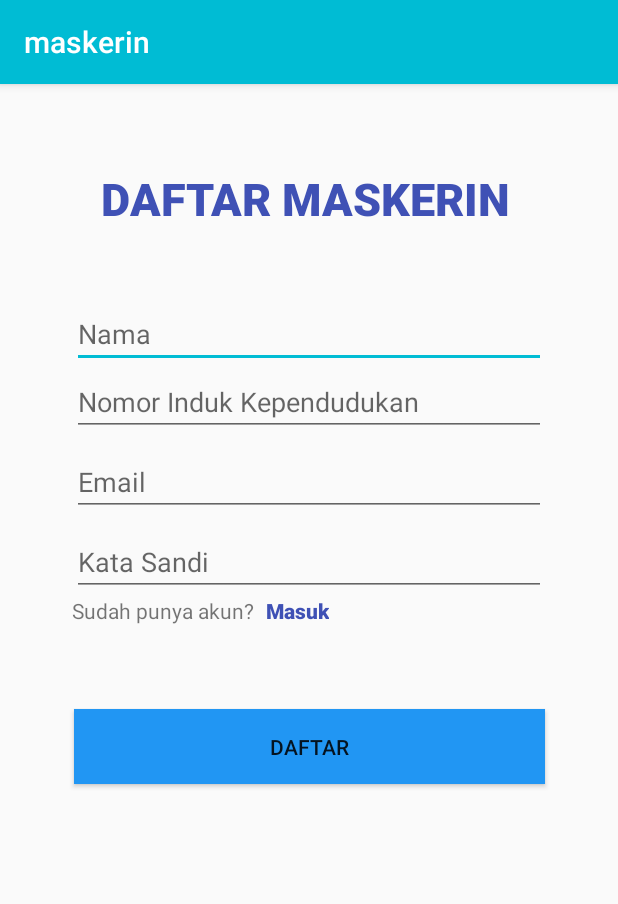
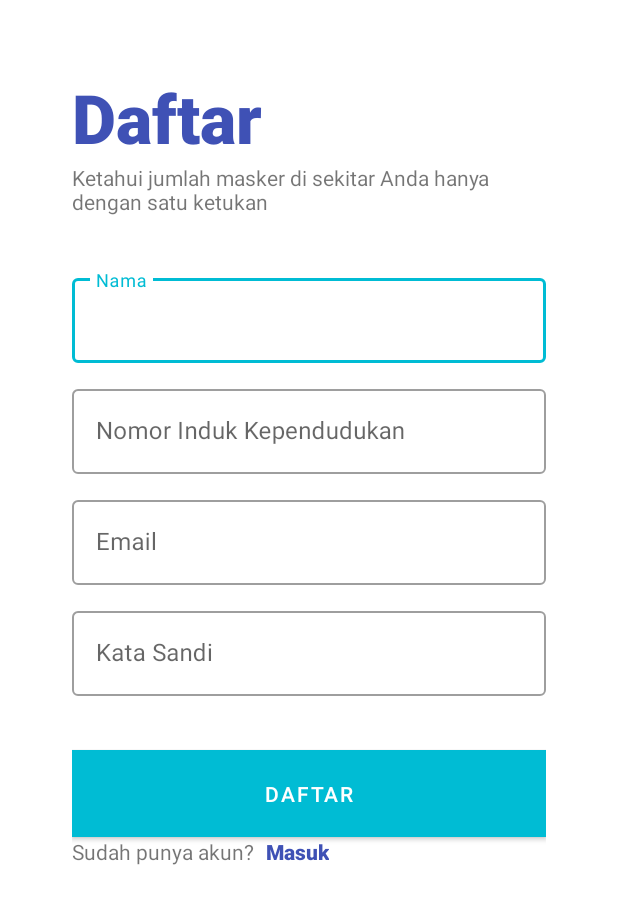
Before and after one commit to nfhmaulidya/maskerin, an Android app: the RegisterActivity screen opened directly, with no data from a screen before it, on a phone screen of 412 x 824 dp. Shown: the top 904 px of the screen. Run offline under Robolectric (Android 15) with nearby library versions, the phone set to English and light mode, and no system bars; our stand-ins replace Firebase (no records; nobody signed in at launch, a user with empty details on screens opened directly).

Commit message:
Editing Login and Register Layout (unfinished by 15%)

```diff
--- a/app/src/main/res/layout/activity_register.xml
+++ b/app/src/main/res/layout/activity_register.xml
@@ -4,68 +4,128 @@
     xmlns:tools="http://schemas.android.com/tools"
     android:layout_width="match_parent"
     android:layout_height="match_parent"
+    android:padding="48dp"
     tools:context=".RegisterActivity">
 
-    <EditText
-        android:id="@+id/et_nama"
-        android:layout_width="0dp"
+    <TextView
+        android:id="@+id/title_register"
+        android:layout_width="match_parent"
         android:layout_height="wrap_content"
-        android:layout_marginHorizontal="48dp"
+        android:fontFamily="sans-serif-black"
+        android:text="@string/action_registration"
+        android:textColor="#3F51B5"
+        android:textSize="45sp"
 
-        android:layout_marginTop="144dp"
-        android:hint="@string/attribute_nama"
-        android:inputType="text"
         app:layout_constraintEnd_toEndOf="parent"
-        app:layout_constraintHorizontal_bias="0.677"
         app:layout_constraintStart_toStartOf="parent"
         app:layout_constraintTop_toTopOf="parent" />
 
-    <EditText
-        android:id="@+id/et_nik"
-        android:layout_width="0dp"
+    <TextView
+        android:id="@+id/title_maskerin"
+        android:layout_width="match_parent"
         android:layout_height="wrap_content"
-        android:layout_marginHorizontal="48dp"
+        android:fontFamily="sans-serif"
+        android:text="Ketahui jumlah masker di sekitar Anda hanya dengan satu ketukan"
 
-        android:hint="@string/attribute_nik"
-        android:inputType="number"
         app:layout_constraintEnd_toEndOf="parent"
         app:layout_constraintStart_toStartOf="parent"
-        app:layout_constraintTop_toBottomOf="@+id/et_nama" />
+        app:layout_constraintTop_toBottomOf="@id/title_register" />
 
-    <EditText
-        android:id="@+id/et_email"
-        android:layout_width="0dp"
+    <com.google.android.material.textfield.TextInputLayout
+        android:id="@+id/material_et_nama"
         android:layout_height="wrap_content"
-        android:layout_marginTop="8dp"
-        android:layout_marginHorizontal="48dp"
+        android:layout_width="match_parent"
+        android:layout_marginTop="36dp"
+        app:layout_constraintStart_toStartOf="parent"
+        app:layout_constraintEnd_toEndOf="parent"
+        app:layout_constraintTop_toBottomOf="@id/title_maskerin"
+        style="@style/Widget.MaterialComponents.TextInputLayout.OutlinedBox">
 
-        android:inputType="textEmailAddress"
-        android:hint="@string/attribute_email"
-        app:layout_constraintTop_toBottomOf="@id/et_nik"
+        <com.google.android.material.textfield.TextInputEditText
+            android:id="@+id/et_nama"
+            android:layout_width="match_parent"
+            android:layout_height="wrap_content"
+            android:hint="@string/attribute_nama" />
+
+    </com.google.android.material.textfield.TextInputLayout>
+
+    <com.google.android.material.textfield.TextInputLayout
+        android:id="@+id/material_et_nik"
+        android:layout_height="wrap_content"
+        android:layout_width="match_parent"
+        android:layout_marginTop="12dp"
         app:layout_constraintStart_toStartOf="parent"
-        app:layout_constraintEnd_toEndOf="parent"/>
+        app:layout_constraintEnd_toEndOf="parent"
+        app:layout_constraintTop_toBottomOf="@id/material_et_nama"
+        style="@style/Widget.MaterialComponents.TextInputLayout.OutlinedBox">
 
-    <EditText
-        android:id="@+id/et_password"
-        android:layout_width="0dp"
+        <com.google.android.material.textfield.TextInputEditText
+            android:id="@+id/et_nik"
+            android:layout_width="match_parent"
+            android:layout_height="wrap_content"
+            android:hint="@string/attribute_nik"
+            android:inputType="number" />
+
+    </com.google.android.material.textfield.TextInputLayout>
+
+    <com.google.android.material.textfield.TextInputLayout
+        android:id="@+id/material_et_email"
         android:layout_height="wrap_content"
-        android:layout_marginTop="8dp"
-        android:layout_marginHorizontal="48dp"
+        android:layout_width="match_parent"
+        android:layout_marginTop="12dp"
+        app:layout_constraintStart_toStartOf="parent"
+        app:layout_constraintEnd_toEndOf="parent"
+        app:layout_constraintTop_toBottomOf="@id/material_et_nik"
+        style="@style/Widget.MaterialComponents.TextInputLayout.OutlinedBox">
 
-        android:inputType="textPassword"
-        android:hint="@string/attribute_password"
-        app:layout_constraintTop_toBottomOf="@id/et_email"
+        <com.google.android.material.textfield.TextInputEditText
+            android:id="@+id/et_email"
+            android:layout_width="match_parent"
+            android:layout_height="wrap_content"
+            android:hint="@string/attribute_email"
+            android:inputType="number" />
+
+    </com.google.android.material.textfield.TextInputLayout>
+
+    <com.google.android.material.textfield.TextInputLayout
+        android:id="@+id/material_et_password"
+        android:layout_height="wrap_content"
+        android:layout_width="match_parent"
+        android:layout_marginTop="12dp"
         app:layout_constraintStart_toStartOf="parent"
-        app:layout_constraintEnd_toEndOf="parent"/>
+        app:layout_constraintEnd_toEndOf="parent"
+        app:layout_constraintTop_toBottomOf="@id/material_et_email"
+        style="@style/Widget.MaterialComponents.TextInputLayout.OutlinedBox">
+
+        <com.google.android.material.textfield.TextInputEditText
+            android:id="@+id/et_password"
+            android:layout_width="match_parent"
+            android:layout_height="wrap_content"
+            android:inputType="textPassword"
+            android:hint="@string/attribute_password" />
+
+    </com.google.android.material.textfield.TextInputLayout>
+
+    <Button
+        android:id="@+id/button"
+        android:layout_width="match_parent"
+        android:layout_height="58dp"
+        android:layout_marginTop="36dp"
+
+        android:background="#2196F3"
+        android:onClick="RegisterOnClick"
+        android:text="@string/action_registration"
+        app:layout_constraintEnd_toEndOf="parent"
+        app:layout_constraintStart_toStartOf="parent"
+        app:layout_constraintTop_toBottomOf="@id/material_et_password" />
 
     <TextView
         android:id="@+id/tv_dont_have_account"
         android:layout_width="wrap_content"
         android:layout_height="wrap_content"
-        android:layout_marginStart="48dp"
 
         android:text="Sudah punya akun?"
-        app:layout_constraintTop_toBottomOf="@id/et_password"
+        app:layout_constraintTop_toBottomOf="@id/button"
         app:layout_constraintStart_toStartOf="parent" />
 
     <TextView
@@ -77,37 +137,9 @@
         android:fontFamily="sans-serif-black"
         android:onClick="LoginOnClick"
         android:shadowColor="#3F51B5"
-        android:text="Masuk"
+        android:text="@string/action_login"
         android:textColor="#3F51B5"
         app:layout_constraintStart_toEndOf="@id/tv_dont_have_account"
-        app:layout_constraintTop_toBottomOf="@id/et_password" />
+        app:layout_constraintTop_toBottomOf="@id/button" />
 
-    <Button
-        android:id="@+id/button"
-        android:layout_width="314dp"
-        android:layout_height="50dp"
-
-        android:background="#2196F3"
-        android:onClick="RegisterOnClick"
-        android:text="@string/action_registration"
-        app:layout_constraintBottom_toBottomOf="parent"
-        app:layout_constraintEnd_toEndOf="parent"
-        app:layout_constraintStart_toStartOf="parent"
-        app:layout_constraintTop_toBottomOf="@id/et_password"
-        app:layout_constraintVertical_bias="0.2" />
-
-    <TextView
-        android:id="@+id/textView2"
-        android:layout_width="319dp"
-        android:layout_height="57dp"
-        android:layout_marginTop="48dp"
-        android:fontFamily="sans-serif-black"
-        android:gravity="center"
-        android:text="DAFTAR MASKERIN"
-        android:textColor="#3F51B5"
-        android:textSize="30sp"
-        app:layout_constraintEnd_toEndOf="parent"
-        app:layout_constraintHorizontal_bias="0.478"
-        app:layout_constraintStart_toStartOf="parent"
-        app:layout_constraintTop_toTopOf="parent" />
 </androidx.constraintlayout.widget.ConstraintLayout>
--- a/app/src/main/res/layout/fragment_pharmacy.xml
+++ b/app/src/main/res/layout/fragment_pharmacy.xml
@@ -11,7 +11,7 @@
     <Button
         android:id="@+id/bt_see_maps"
         android:layout_width="match_parent"
-        android:layout_height="wrap_content"
+        android:layout_height="56dp"
         android:text="Lihat Peta"
         app:layout_constraintStart_toStartOf="parent"
         app:layout_constraintTop_toTopOf="parent" />
--- a/app/src/main/res/values/styles.xml
+++ b/app/src/main/res/values/styles.xml
@@ -1,7 +1,14 @@
 <resources>
 
     <!-- Base application theme. -->
-    <style name="AppTheme" parent="Theme.AppCompat.Light.DarkActionBar">
+    <style name="AppTheme" parent="Theme.MaterialComponents.Light.DarkActionBar">
+        <!-- Customize your theme here. -->
+        <item name="colorPrimary">@color/colorPrimary</item>
+        <item name="colorPrimaryDark">@color/colorPrimaryDark</item>
+        <item name="colorAccent">@color/colorAccent</item>
+    </style>
+
+    <style name="FullScreen" parent="Theme.MaterialComponents.Light.NoActionBar">
         <!-- Customize your theme here. -->
         <item name="colorPrimary">@color/colorPrimary</item>
         <item name="colorPrimaryDark">@color/colorPrimaryDark</item>
```
Also changed, not shown: app/src/main/AndroidManifest.xml (+20 -16 lines), app/src/main/java/com/example/maskerin/nav_ui/profile/ProfileFragment.java (+9 -5 lines), app/src/main/res/layout/activity_login.xml (+78 -74 lines), app/src/main/res/layout/fragment_profile.xml (+99 -88 lines).
